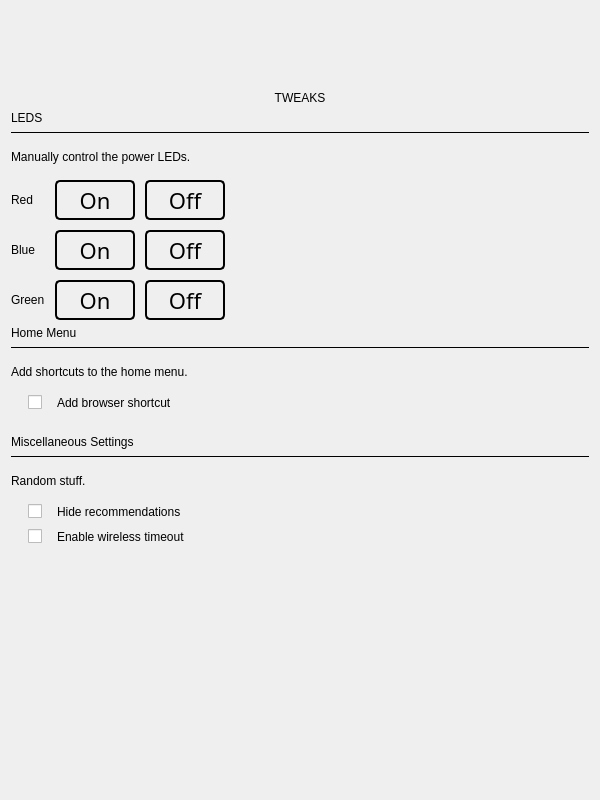
First picture: the form in src/tweaks/tweakview.ui, repository ah-/koboplugins, before the edit.
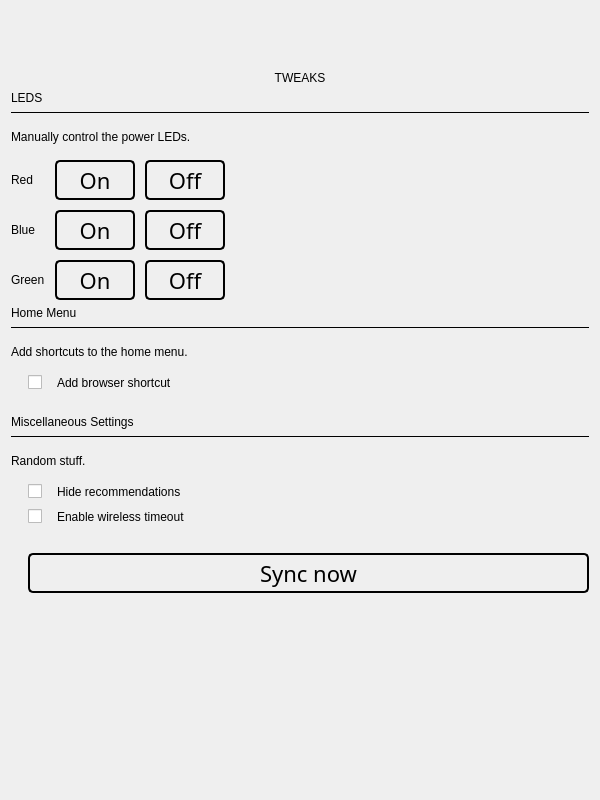
Second picture: the form after the edit. Icons and pictures are not drawn.

Commit message: Manual sync (not yet working)

```diff
--- a/src/tweaks/tweakview.ui
+++ b/src/tweaks/tweakview.ui
@@ -25,7 +25,7 @@
      <property name="sizeHint" stdset="0">
       <size>
        <width>20</width>
-       <height>80</height>
+       <height>60</height>
       </size>
      </property>
     </spacer>
@@ -557,6 +557,22 @@
        </property>
       </widget>
      </item>
+     <item row="2" column="1">
+      <widget class="QPushButton" name="syncButton">
+       <property name="minimumSize">
+        <size>
+         <width>80</width>
+         <height>40</height>
+        </size>
+       </property>
+       <property name="styleSheet">
+        <string notr="true">font: 22px Avenir; border: 2px solid black; border-radius: 5px;</string>
+       </property>
+       <property name="text">
+        <string>Sync now</string>
+       </property>
+      </widget>
+     </item>
     </layout>
    </item>
    <item>
```
The commit also changes 3 other files.
